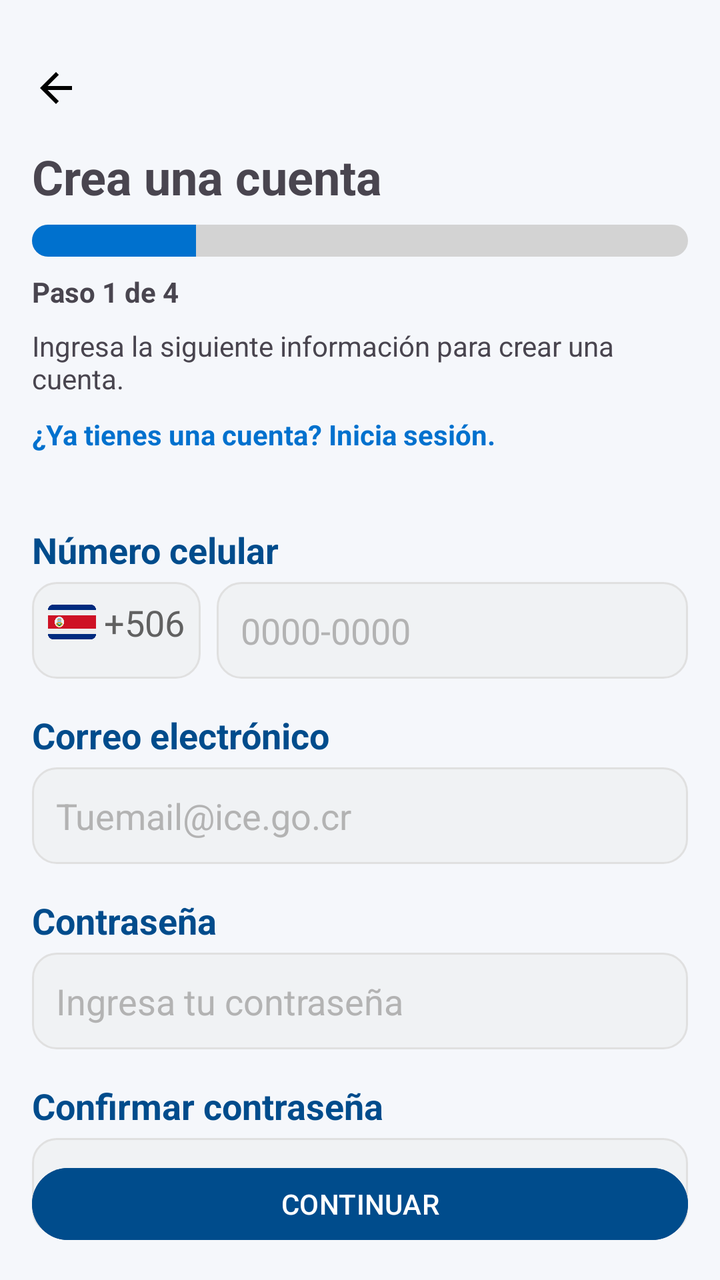
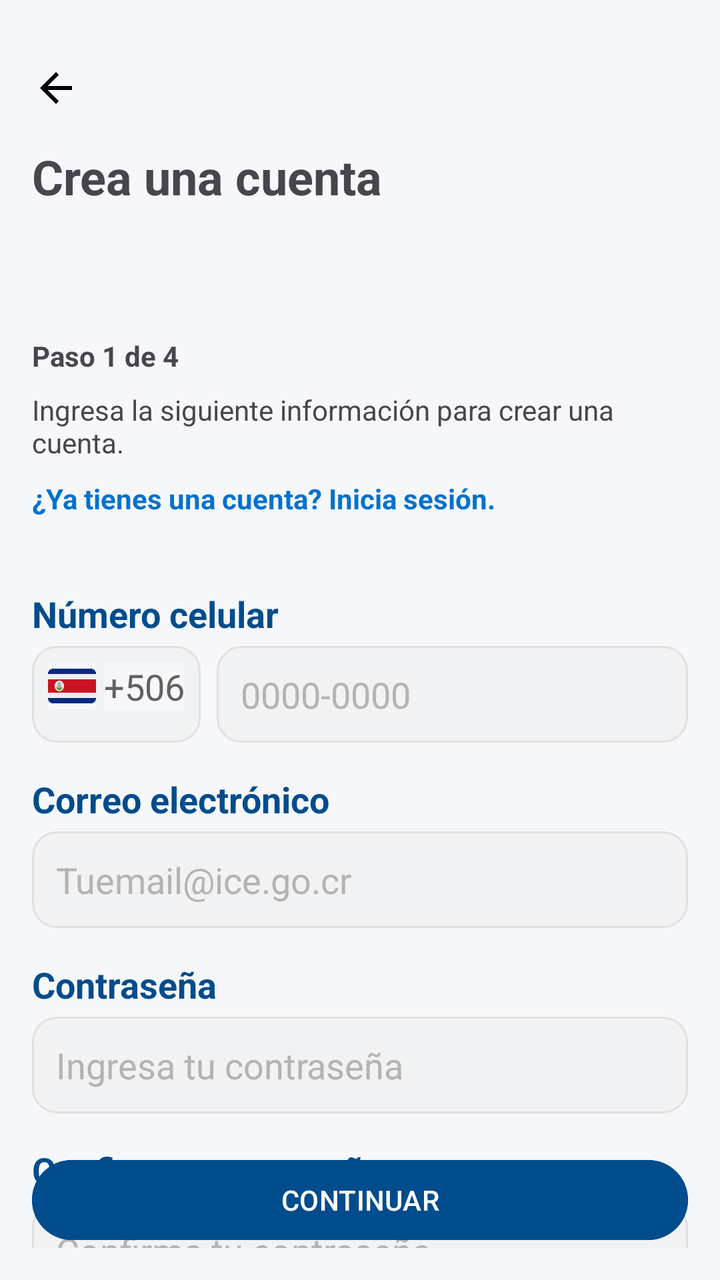

Two renders of the same Android screen: before a commit and after it. Below are the layout's source before the change and the commit's diff.
<!-- AndroidManifest.xml: application theme Theme.TecniAppICE -->
<!-- res/layout/fragment_paso_1.xml -->
<?xml version="1.0" encoding="utf-8"?>
<androidx.constraintlayout.widget.ConstraintLayout xmlns:android="http://schemas.android.com/apk/res/android"
    xmlns:app="http://schemas.android.com/apk/res-auto"
    xmlns:tools="http://schemas.android.com/tools"
    android:layout_width="match_parent"
    android:layout_height="match_parent"
    android:padding="16dp"
    tools:context=".registro.Paso1Fragment">

    
    <LinearLayout
        android:id="@+id/countryLayout"
        android:layout_width="wrap_content"
        android:layout_height="wrap_content"
        android:layout_marginTop="16dp"
        android:orientation="horizontal"
        app:layout_constraintStart_toStartOf="parent"
        app:layout_constraintTop_toTopOf="parent">

        
        <ImageView
            android:id="@+id/backArrow"
            android:layout_width="24dp"
            android:layout_height="24dp"
            android:contentDescription="Volver"
            android:src="@drawable/ic_arrow_back" />
    </LinearLayout>

    
    <TextView
        android:id="@+id/tvTitle"
        android:layout_width="wrap_content"
        android:layout_height="wrap_content"
        android:layout_marginTop="16dp"
        android:text="Crea una cuenta"
        android:textSize="24sp"
        android:textStyle="bold"
        app:layout_constraintStart_toStartOf="parent"
        app:layout_constraintTop_toBottomOf="@id/countryLayout" />

    
    <ProgressBar
        android:id="@+id/progressBar"
        style="?android:attr/progressBarStyleHorizontal"
        android:layout_width="0dp"
        android:layout_height="wrap_content"
        android:layout_marginTop="8dp"
        android:max="100"
        android:progress="25"
        android:progressDrawable="@drawable/progress_bar"
        app:layout_constraintEnd_toEndOf="parent"
        app:layout_constraintStart_toStartOf="parent"
        app:layout_constraintTop_toBottomOf="@id/tvTitle" />

    
    <TextView
        android:id="@+id/tvStep"
        android:layout_width="wrap_content"
        android:layout_height="wrap_content"
        android:layout_marginTop="8dp"
        android:text="Paso 1 de 4"
        android:textSize="14sp"
        android:textStyle="bold"
        app:layout_constraintStart_toStartOf="parent"
        app:layout_constraintTop_toBottomOf="@id/progressBar" />

    
    <TextView
        android:id="@+id/tvInstructions"
        android:layout_width="wrap_content"
        android:layout_height="wrap_content"
        android:layout_marginTop="8dp"
        android:text="Ingresa la siguiente información para crear una cuenta."
        android:textSize="14sp"
        app:layout_constraintStart_toStartOf="parent"
        app:layout_constraintTop_toBottomOf="@id/tvStep" />

    
    <TextView
        android:id="@+id/tvLoginLink"
        android:layout_width="wrap_content"
        android:layout_height="wrap_content"
        android:layout_marginTop="9dp"
        android:text="¿Ya tienes una cuenta? Inicia sesión."
        android:textColor="@color/ice_blue"
        android:textSize="14sp"
        android:textStyle="bold"
        app:layout_constraintStart_toStartOf="parent"
        app:layout_constraintTop_toBottomOf="@id/tvInstructions" />

    
    <LinearLayout
        android:id="@+id/step1Layout"
        android:layout_width="match_parent"
        android:layout_height="wrap_content"
        android:layout_marginTop="20dp"
        android:orientation="vertical"
        app:layout_constraintTop_toBottomOf="@id/tvLoginLink">

        
        <TextView
            android:id="@+id/tvtelefono"
            android:layout_width="match_parent"
            android:layout_height="wrap_content"
            android:layout_marginTop="16dp"
            android:text="Número celular"
            android:textColor="@color/ice_blue_dark"
            android:textSize="18sp"
            android:textStyle="bold" />

        <LinearLayout
            android:id="@+id/phoneLayout"
            android:layout_width="match_parent"
            android:layout_height="wrap_content"
            android:layout_marginTop="4dp"
            android:orientation="horizontal">

            <LinearLayout
                android:layout_width="wrap_content"
                android:layout_height="match_parent"
                android:background="@drawable/rounded_bg_f0f2f4"
                android:padding="8dp">

                <ImageView
                    android:layout_width="24dp"
                    android:layout_height="24dp"
                    android:contentDescription="Bandera CR"
                    android:src="@drawable/crflag" />

                <TextView
                    android:id="@+id/tvCountryCode"
                    android:layout_width="wrap_content"
                    android:layout_height="wrap_content"
                    android:layout_marginStart="4dp"
                    android:text="+506"
                    android:textColor="@color/dark_gray"
                    android:textSize="18sp" />
            </LinearLayout>

            <com.google.android.material.textfield.TextInputEditText
                android:id="@+id/etPhoneNumber"
                android:layout_width="0dp"
                android:layout_height="wrap_content"
                android:layout_marginStart="8dp"
                android:layout_weight="1"
                android:background="@drawable/rounded_bg_f0f2f4"
                android:hint="0000-0000"
                android:inputType="phone"
                android:maxLength="9"
                android:padding="12dp"
                android:textColor="@color/dark_gray"
                android:textColorHint="@color/light_gray" />
        </LinearLayout>

        <TextView
            android:id="@+id/tvPhoneError"
            android:layout_width="wrap_content"
            android:layout_height="wrap_content"
            android:textColor="@color/red"
            android:textSize="12sp"
            android:visibility="gone" />

        <TextView
            android:id="@+id/tvEmailLabel"
            android:layout_width="wrap_content"
            android:layout_height="wrap_content"
            android:layout_marginTop="16dp"
            android:text="Correo electrónico"
            android:textColor="@color/ice_blue_dark"
            android:textSize="18sp"
            android:textStyle="bold" />

        <com.google.android.material.textfield.TextInputEditText
            android:id="@+id/etEmail"
            android:layout_width="match_parent"
            android:layout_height="wrap_content"
            android:layout_marginTop="4dp"
            android:background="@drawable/rounded_bg_f0f2f4"
            android:hint="Tuemail@ice.go.cr"
            android:inputType="textEmailAddress"
            android:padding="12dp"
            android:textColor="@color/dark_gray"
            android:textColorHint="@color/light_gray" />

        <TextView
            android:id="@+id/tvEmailError"
            android:layout_width="wrap_content"
            android:layout_height="wrap_content"
            android:textColor="@color/red"
            android:textSize="12sp"
            android:visibility="gone" />

        <TextView
            android:id="@+id/tvPasswordLabel"
            android:layout_width="wrap_content"
            android:layout_height="wrap_content"
            android:layout_marginTop="16dp"
            android:text="Contraseña"
            android:textColor="@color/ice_blue_dark"
            android:textSize="18sp"
            android:textStyle="bold" />

        <com.google.android.material.textfield.TextInputEditText
            android:id="@+id/etPassword"
            android:layout_width="match_parent"
            android:layout_height="wrap_content"
            android:layout_marginTop="4dp"
            android:background="@drawable/rounded_bg_f0f2f4"
            android:hint="Ingresa tu contraseña"
            android:inputType="textPassword"
            android:padding="12dp"
            android:textColor="@color/dark_gray"
            android:textColorHint="@color/light_gray" />

        <TextView
            android:id="@+id/tvPasswordError"
            android:layout_width="wrap_content"
            android:layout_height="wrap_content"
            android:textColor="@color/red"
            android:textSize="12sp"
            android:visibility="gone" />

        <TextView
            android:id="@+id/tvConfirmPasswordLabel"
            android:layout_width="wrap_content"
            android:layout_height="wrap_content"
            android:layout_marginTop="16dp"
            android:text="Confirmar contraseña"
            android:textColor="@color/ice_blue_dark"
            android:textSize="18sp"
            android:textStyle="bold" />

        <com.google.android.material.textfield.TextInputEditText
            android:id="@+id/etConfirmPassword"
            android:layout_width="match_parent"
            android:layout_height="wrap_content"
            android:layout_marginTop="4dp"
            android:background="@drawable/rounded_bg_f0f2f4"
            android:hint="Confirma tu contraseña"
            android:inputType="textPassword"
            android:padding="12dp"
            android:textColor="@color/dark_gray"
            android:textColorHint="@color/light_gray" />

        <TextView
            android:id="@+id/tvConfirmPasswordError"
            android:layout_width="wrap_content"
            android:layout_height="wrap_content"
            android:textColor="@color/red"
            android:textSize="12sp"
            android:visibility="gone" />

        
        <CheckBox
            android:id="@+id/ic_hide_password"
            android:layout_width="wrap_content"
            android:layout_height="wrap_content"
            android:layout_marginTop="8dp"
            android:text="Mostrar contraseña"
            android:textSize="14sp" />


    </LinearLayout>

    <com.google.android.material.button.MaterialButton
        android:id="@+id/btnContinueToStep2"
        android:layout_width="match_parent"
        android:layout_height="wrap_content"
        android:layout_marginTop="24dp"
        android:backgroundTint="@color/ice_blue_dark"
        android:text="CONTINUAR"
        android:textColor="@color/white"
        app:cornerRadius="32dp"
        app:layout_constraintBottom_toBottomOf="parent" />
</androidx.constraintlayout.widget.ConstraintLayout>
<!-- resources referenced by this layout -->
<resources>
  <color name="dark_gray">#616161</color>
  <color name="ice_blue">#0071CE</color>
  <color name="ice_blue_dark">#004C8C</color>
  <color name="light_gray">#B3B3B3</color>
  <color name="red">#D32F2F</color>
  <color name="white">#FFFFFFFF</color>
  <!-- drawable ic_arrow_back (drawable) -->
  <vector xmlns:android="http://schemas.android.com/apk/res/android" android:autoMirrored="true" android:height="24dp" android:tint="#000000" android:viewportHeight="24" android:viewportWidth="24" android:width="24dp">
        
      <path android:fillColor="@android:color/white" android:pathData="M20,11H7.83l5.59,-5.59L12,4l-8,8 8,8 1.41,-1.41L7.83,13H20v-2z"/>
      
  </vector>
  <!-- drawable rounded_bg_f0f2f4 (drawable) -->
  <?xml version="1.0" encoding="utf-8"?>
  <shape xmlns:android="http://schemas.android.com/apk/res/android"
      android:shape="rectangle">
  
      
      <solid android:color="#F0F2F4"/>
  
      
      <corners android:radius="12dp"/>
  
      
      <stroke
          android:width="1dp"
          android:color="#E0E0E0"/>
  
      
      <padding
          android:left="8dp"
          android:right="32dp"
          android:top="8dp"
          android:bottom="8dp"/>
  </shape>
  <style name="Theme.TecniAppICE" parent="Theme.Material3.DayNight.NoActionBar">
  
          
          <item name="colorPrimary">@color/ice_blue</item>
          <item name="colorOnPrimary">@color/white</item>
          <item name="colorSecondary">@color/ice_yellow</item>
          <item name="colorOnSecondary">@color/black</item>
  
          
          <item name="colorSurface">@color/surface_light</item>
          <item name="colorSurfaceVariant">@color/surface_variant_light</item>
          <item name="colorOnSurface">@color/on_light</item>
          <item name="colorBackground">@color/bg_light</item>
          <item name="colorOnBackground">@color/on_light</item>
          <item name="colorOutline">@color/outline_soft</item>
  
          
          <item name="colorError">@color/error_500</item>
          <item name="colorTertiary">@color/success_500</item>
  
          
          <item name="android:windowBackground">@color/bg_light</item>
          <item name="android:colorBackground">@color/bg_light</item>
          <item name="android:statusBarColor">@android:color/transparent</item>
          <item name="android:navigationBarColor">@android:color/transparent</item>
          <item name="android:windowLightStatusBar">true</item>
          <item name="android:windowLightNavigationBar">true</item>
  
          
          <item name="materialCardViewStyle">@style/Tecni.Card</item>
          <item name="materialButtonStyle">@style/Tecni.Button</item>
          <item name="chipStyle">@style/Tecni.Chip</item>
          <item name="toolbarStyle">@style/Tecni.Toolbar</item>
      </style>
  <color name="ice_yellow">#FFDD00</color>
  <color name="black">#FF000000</color>
  <color name="surface_light">#FDFEFF</color>
  <color name="surface_variant_light">#E6EEF9</color>
  <color name="on_light">#0A0A0A</color>
  <color name="bg_light">#F5F7FB</color>
  <color name="outline_soft">#1F000000</color>
  <color name="error_500">#D32F2F</color>
  <color name="success_500">#4CAF50</color>
  <style name="Tecni.Card" parent="Widget.Material3.CardView.Elevated">
          <item name="cardCornerRadius">20dp</item>
          <item name="cardElevation">3dp</item>
          <item name="strokeWidth">0dp</item>
      </style>
  <style name="Tecni.Button" parent="Widget.Material3.Button.TonalButton">
          <item name="android:minHeight">44dp</item>
      </style>
  <style name="Tecni.Chip" parent="Widget.Material3.Chip.Filter">
          <item name="android:minHeight">36dp</item>
      </style>
  <style name="Tecni.Toolbar" parent="Widget.Material3.Toolbar">
          <item name="android:elevation">2dp</item>
      </style>
  <!-- unchanged entries left out for length: 2 -->
</resources>

<!-- the commit's change to res/layout/fragment_paso_1.xml (unified diff, before → after) -->
@@ -41,7 +41,7 @@
     
     <ProgressBar
         android:id="@+id/progressBar"
-        style="?android:attr/progressBarStyleHorizontal"
+        style="attr/progressBarStyleHorizontal"
         android:layout_width="0dp"
         android:layout_height="wrap_content"
         android:layout_marginTop="8dp"
<!-- resource entries referenced after the edit -->
@@ -47,7 +47,7 @@
           <item name="colorSurface">@color/surface_light</item>
           <item name="colorSurfaceVariant">@color/surface_variant_light</item>
           <item name="colorOnSurface">@color/on_light</item>
-          <item name="colorBackground">@color/bg_light</item>
+          <item name="android:background">@color/bg_light</item>
           <item name="colorOnBackground">@color/on_light</item>
           <item name="colorOutline">@color/outline_soft</item>
   
@@ -57,11 +57,11 @@
   
           
           <item name="android:windowBackground">@color/bg_light</item>
-          <item name="android:colorBackground">@color/bg_light</item>
-          <item name="android:statusBarColor">@android:color/transparent</item>
-          <item name="android:navigationBarColor">@android:color/transparent</item>
-          <item name="android:windowLightStatusBar">true</item>
-          <item name="android:windowLightNavigationBar">true</item>
+          <item name="colorBackground">@color/bg_light</item>
+          <item name="statusBarColor">@android:color/transparent</item>
+          <item name="navigationBarColor">@android:color/transparent</item>
+          <item name="windowLightStatusBar">true</item>
+          <item name="windowLightNavigationBar">true</item>
   
           
           <item name="materialCardViewStyle">@style/Tecni.Card</item>
@@ -84,13 +84,13 @@
           <item name="strokeWidth">0dp</item>
       </style>
   <style name="Tecni.Button" parent="Widget.Material3.Button.TonalButton">
-          <item name="android:minHeight">44dp</item>
+          <item name="minHeight">44dp</item>
       </style>
   <style name="Tecni.Chip" parent="Widget.Material3.Chip.Filter">
-          <item name="android:minHeight">36dp</item>
+          <item name="minHeight">36dp</item>
       </style>
   <style name="Tecni.Toolbar" parent="Widget.Material3.Toolbar">
-          <item name="android:elevation">2dp</item>
+          <item name="elevation">2dp</item>
       </style>
   <!-- unchanged entries left out for length: 2 -->
 </resources>
